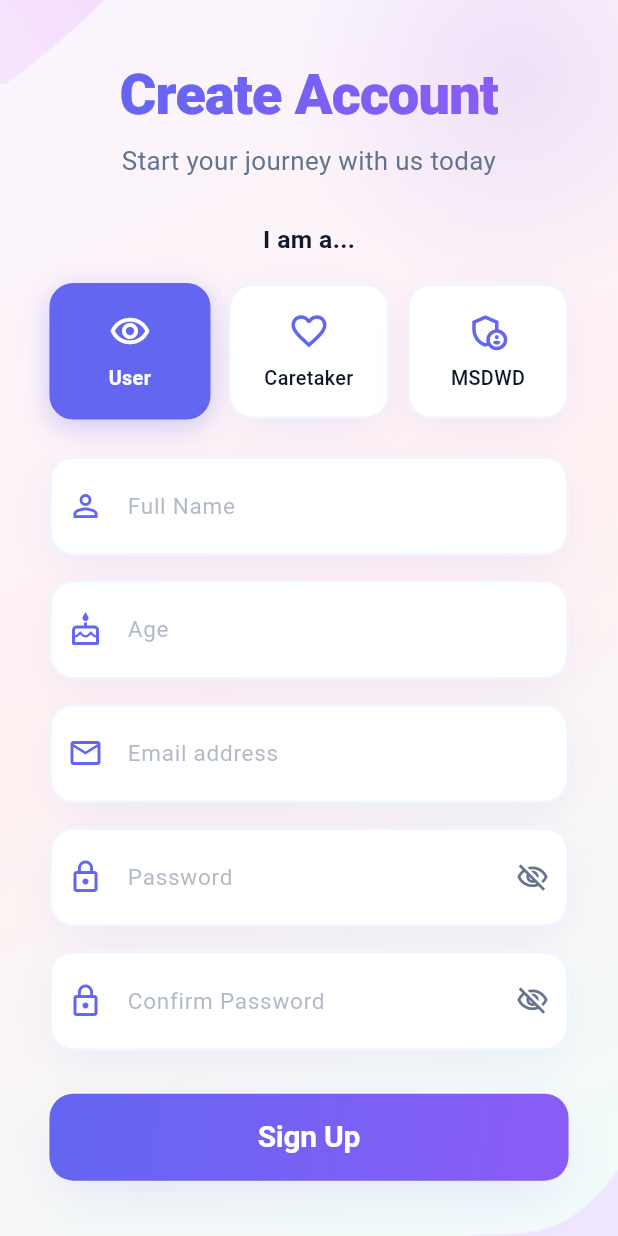
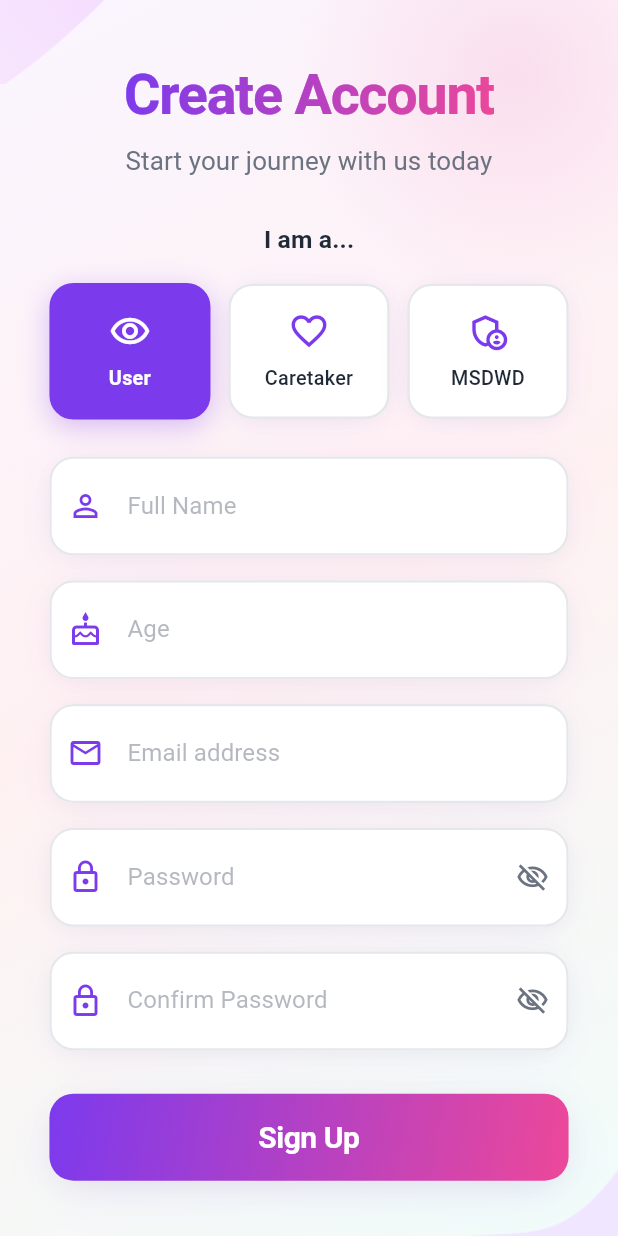
Before and after one commit to onetwothird/Seelai, a Flutter app: the RegisterScreen screen opened directly, on a phone screen of 412 x 824 dp. Run offline on Flutter 3.47's test engine with Material 3 defaults, Android fonts, the light colour scheme and no system bars.

Commit message:
fixed theme

```diff
--- a/seelai/lib/themes/constants.dart
+++ b/seelai/lib/themes/constants.dart
@@ -1,45 +1,67 @@
 import 'package:flutter/material.dart';
 
-// Modern color palette with depth
-const primary = Color(0xFF6366F1); // Indigo
-const primaryDark = Color(0xFF4F46E5);
-const secondary = Color(0xFF8B5CF6); // Purple
-const accent = Color(0xFF06B6D4); // Cyan
-const lightBlue = Color(0xFFF0F4FF);
+// Refined pastel color palette with accessibility in mind
+const primary = Color(0xFF7C3AED); // Vibrant purple
+const primaryLight = Color(0xFFA78BFA); // Light purple
+const primaryDark = Color(0xFF6D28D9);
+const secondary = Color(0xFFEC4899); // Pink accent
+const accent = Color(0xFF14B8A6); // Teal
+const accentLight = Color(0xFF5EEAD4);
+
+// Soft pastel backgrounds
+const backgroundPrimary = Color(0xFFFAFAFA);
+const backgroundSecondary = Color(0xFFF5F3FF); // Soft purple tint
+const backgroundTertiary = Color(0xFFFDF2F8); // Soft pink tint
+
+// Neutral colors
 const white = Colors.white;
-const black = Color(0xFF0F172A); // Slate black
-const grey = Color(0xFF64748B);
-const lightGrey = Color(0xFFF8FAFC);
+const black = Color(0xFF1F2937); // Warm dark gray
+const grey = Color(0xFF6B7280);
+const greyLight = Color(0xFF9CA3AF);
+const greyLighter = Color(0xFFE5E7EB);
+const lightBlue = Color(0xFFE5E7EB); // Added missing color (same as greyLighter for consistency)
+
+// Semantic colors
 const success = Color(0xFF10B981);
+const successLight = Color(0xFFD1FAE5);
 const error = Color(0xFFEF4444);
+const errorLight = Color(0xFFFEE2E2);
+const warning = Color(0xFFF59E0B);
+const info = Color(0xFF3B82F6);
 
-// Gradients
+// Enhanced gradients with more depth
 const primaryGradient = LinearGradient(
-  colors: [Color(0xFF6366F1), Color(0xFF8B5CF6)],
+  colors: [Color(0xFF7C3AED), Color(0xFFEC4899)],
   begin: Alignment.topLeft,
   end: Alignment.bottomRight,
 );
 
 const accentGradient = LinearGradient(
-  colors: [Color(0xFF06B6D4), Color(0xFF3B82F6)],
+  colors: [Color(0xFF14B8A6), Color(0xFF06B6D4)],
   begin: Alignment.topLeft,
   end: Alignment.bottomRight,
 );
 
-// Typography - Modern & clean
+const softGradient = LinearGradient(
+  colors: [Color(0xFFF5F3FF), Color(0xFFFDF2F8)],
+  begin: Alignment.topCenter,
+  end: Alignment.bottomCenter,
+);
+
+// Typography - Using Poppins-inspired styling
 const h1 = TextStyle(
-  fontSize: 32,
-  fontWeight: FontWeight.w800,
+  fontSize: 34,
+  fontWeight: FontWeight.w700,
   color: black,
-  letterSpacing: -0.5,
+  letterSpacing: -0.8,
   height: 1.2,
 );
 
 const h2 = TextStyle(
-  fontSize: 24,
-  fontWeight: FontWeight.w700,
+  fontSize: 26,
+  fontWeight: FontWeight.w600,
   color: black,
-  letterSpacing: -0.3,
+  letterSpacing: -0.5,
   height: 1.3,
 );
 
@@ -47,53 +69,120 @@ const h3 = TextStyle(
   fontSize: 20,
   fontWeight: FontWeight.w600,
   color: black,
-  letterSpacing: -0.2,
+  letterSpacing: -0.3,
+  height: 1.4,
 );
 
 const body = TextStyle(
-  fontSize: 15,
+  fontSize: 16,
   color: grey,
   height: 1.6,
   fontWeight: FontWeight.w400,
+  letterSpacing: 0.1,
 );
 
 const bodyBold = TextStyle(
-  fontSize: 15,
+  fontSize: 16,
   fontWeight: FontWeight.w600,
   color: grey,
   height: 1.6,
+  letterSpacing: 0.1,
 );
 
 const caption = TextStyle(
-  fontSize: 13,
-  color: grey,
+  fontSize: 14,
+  color: greyLight,
   fontWeight: FontWeight.w500,
+  letterSpacing: 0.2,
 );
 
-// Shadows
+const small = TextStyle(
+  fontSize: 12,
+  color: greyLight,
+  fontWeight: FontWeight.w500,
+  letterSpacing: 0.3,
+);
+
+// Refined shadow system for depth
 const softShadow = [
   BoxShadow(
-    color: Color(0x1A6366F1),
-    blurRadius: 24,
-    offset: Offset(0, 8),
-    spreadRadius: -4,
+    color: Color(0x0F7C3AED),
+    blurRadius: 20,
+    offset: Offset(0, 4),
+    spreadRadius: -2,
+  ),
+  BoxShadow(
+    color: Color(0x0A000000),
+    blurRadius: 10,
+    offset: Offset(0, 2),
+    spreadRadius: -2,
   ),
 ];
 
 const mediumShadow = [
   BoxShadow(
-    color: Color(0x266366F1),
-    blurRadius: 32,
+    color: Color(0x1A7C3AED),
+    blurRadius: 30,
+    offset: Offset(0, 8),
+    spreadRadius: -4,
+  ),
+  BoxShadow(
+    color: Color(0x0D000000),
+    blurRadius: 15,
+    offset: Offset(0, 4),
+    spreadRadius: -3,
+  ),
+];
+
+const strongShadow = [
+  BoxShadow(
+    color: Color(0x257C3AED),
+    blurRadius: 40,
     offset: Offset(0, 12),
     spreadRadius: -6,
+  ),
+  BoxShadow(
+    color: Color(0x12000000),
+    blurRadius: 20,
+    offset: Offset(0, 6),
+    spreadRadius: -4,
   ),
 ];
 
 const glowShadow = [
   BoxShadow(
-    color: Color(0x336366F1),
-    blurRadius: 40,
+    color: Color(0x407C3AED),
+    blurRadius: 50,
     offset: Offset(0, 0),
-    spreadRadius: 0,
+    spreadRadius: 2,
   ),
 ];
+
+const cardShadow = [
+  BoxShadow(
+    color: Color(0x08000000),
+    blurRadius: 25,
+    offset: Offset(0, 6),
+    spreadRadius: -5,
+  ),
+  BoxShadow(
+    color: Color(0x05000000),
+    blurRadius: 12,
+    offset: Offset(0, 3),
+    spreadRadius: -3,
+  ),
+];
+
+// Border radius values
+const radiusSmall = 12.0;
+const radiusMedium = 16.0;
+const radiusLarge = 20.0;
+const radiusXLarge = 24.0;
+
+// Spacing values
+const spacingXSmall = 4.0;
+const spacingSmall = 8.0;
+const spacingMedium = 16.0;
+const spacingLarge = 24.0;
+const spacingXLarge = 32.0;
+const spacingXXLarge = 48.0;
```
